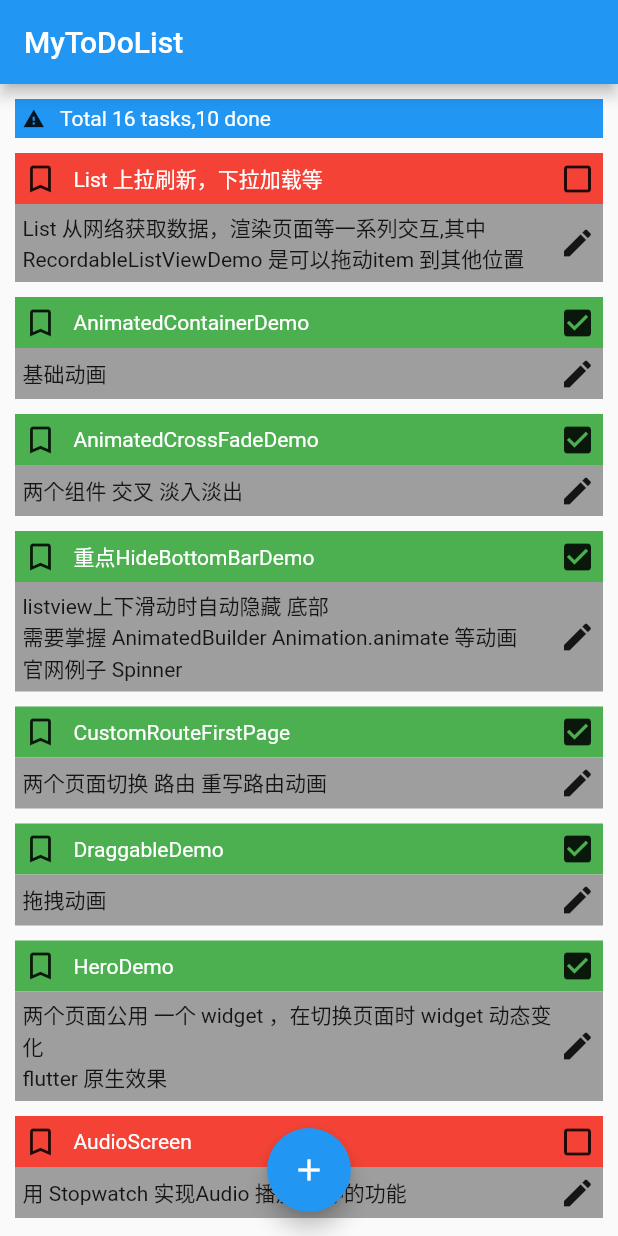
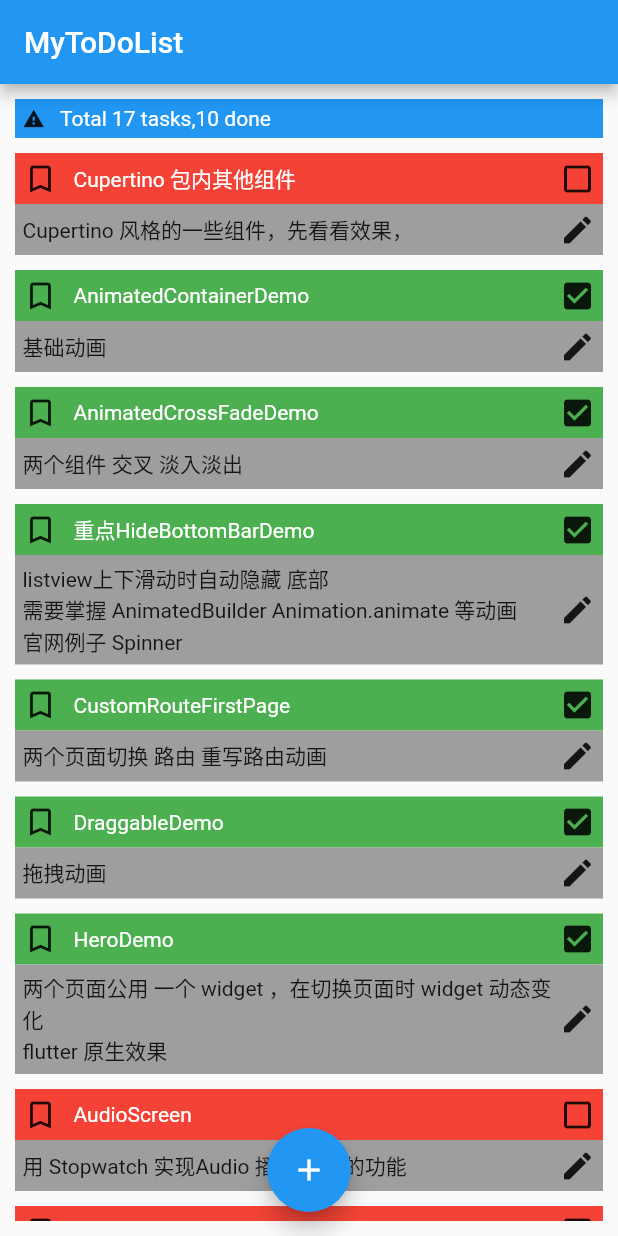
Before and after one commit to colinxiaoyu/redux-flutter-todolist, a Flutter app: the screen it shows after launch, on a phone screen of 412 x 824 dp. Run offline on Flutter 3.47's test engine with Material 2 defaults, Android fonts, the phone set to English and light mode, and no system bars; our stand-ins replace flutter_redux, flutter_spinkit, redux; missing offline and left inert: intro_views_flutter.

Commit message:
添加 Ios 风格 ActionSheetDemo

```diff
--- a/lib/page/animated/spinner.dart
+++ b/lib/page/animated/spinner.dart
@@ -1,7 +1,7 @@
 import 'package:flutter/material.dart';
 import "dart:math";
 
-import 'package:redux_todolist/page/example/general_page.dart';
+import 'package:redux_todolist/page/material/general_page.dart';
 
 /// 几个要点
 /// 1、需注入 SingleTickerProviderStateMixin 单个动画钩子，注意 state 只作用于一个 AnimationController
--- a/lib/page/example/audio_screen.dart
+++ b/lib/page/material/audio_screen.dart
@@ -1,7 +1,7 @@
 import 'dart:async';
 
 import 'package:flutter/material.dart';
-import 'package:redux_todolist/page/example/general_page.dart';
+import 'package:redux_todolist/page/material/general_page.dart';
 import 'package:flutter_spinkit/flutter_spinkit.dart';
 
 
--- a/lib/reducer/list_reducer.dart
+++ b/lib/reducer/list_reducer.dart
@@ -29,12 +29,11 @@ class TodoList {
 
   static List<ToDoState> initToDos = <ToDoState>[
     ToDoState(
-      uniqueId: '11',
-      title: 'List 上拉刷新，下拉加载等',
-      desc: 'List 从网络获取数据，渲染页面等一系列交互,其中 RecordableListViewDemo '
-          '是可以拖动item 到其他位置',
+      uniqueId: '7',
+      title: 'Cupertino 包内其他组件',
+      desc: 'Cupertino 风格的一些组件，先看看效果，',
       isDone: false,
-      todo: ['PullOnLoading','PullToRefresh','PullDownRefreshPullUp','GridViewDemo','RecordableListViewDemo'],
+      todo: ['ActionSheetDemo'],
     ),
     ToDoState(
       uniqueId: '0',
@@ -103,12 +102,13 @@ class TodoList {
       todo: ['SearchBarDemo','BottomAppBarDemo','ChipPage','ExpansionTileDemo','ExpansionPanelListDemo'],
     ),
     ToDoState(
-      uniqueId: '7',
+      uniqueId: '6.1',
       title: 'Material 包内其他组件2',
       desc: '可上下扩展，伸缩的 Expansion ',
       isDone: false,
       todo: ['ExpansionTileDemo','ExpansionPanelListDemo'],
     ),
+
     ToDoState(
       uniqueId: '8',
       title: 'Material 包内其他组件3',
@@ -138,7 +138,15 @@ class TodoList {
       todo: ['KeepAliveDemo','BottomNavigationKeepAlive'],
     ),
     ToDoState(
-      uniqueId: '10',
+      uniqueId: '11',
+      title: 'List 上拉刷新，下拉加载等',
+      desc: 'List 从网络获取数据，渲染页面等一系列交互,其中 RecordableListViewDemo '
+          '是可以拖动item 到其他位置',
+      isDone: false,
+      todo: ['PullOnLoading','PullToRefresh','PullDownRefreshPullUp','GridViewDemo','RecordableListViewDemo'],
+    ),
+    ToDoState(
+      uniqueId: '12',
       title: 'OverlayDemo',
       desc: 'Overla 相关API 以及注意事项',
       isDone: true,
```
Also changed, not shown: lib/page/cupertino/action_sheet_demo.dart (added, +85 -0 lines), lib/page/todo_edit_page.dart (+14 -10 lines), lib/page/material/bottom_appBar_demo.dart (renamed from lib/page/example/bottom_appBar_demo.dart), lib/page/material/chip_page.dart (renamed from lib/page/example/chip_page.dart), lib/page/material/expansion_demo/expansion_panel_list.dart (renamed from lib/page/example/expansion_demo/expansion_panel_list.dart), lib/page/material/expansion_demo/expansion_tile.dart (renamed from lib/page/example/expansion_demo/expansion_tile.dart), lib/page/material/frosted_glass_demo.dart (renamed from lib/page/example/frosted_glass_demo.dart), lib/page/material/general_page.dart (renamed from lib/page/example/general_page.dart), lib/page/material/intro_view_demo.dart (renamed from lib/page/example/intro_view_demo.dart), lib/page/material/overlay_demo.dart (renamed from lib/page/example/overlay_demo.dart), lib/page/material/overlay_demo2.dart (renamed from lib/page/example/overlay_demo2.dart), lib/page/material/searchbar_demo.dart (renamed from lib/page/example/searchbar_demo.dart).
